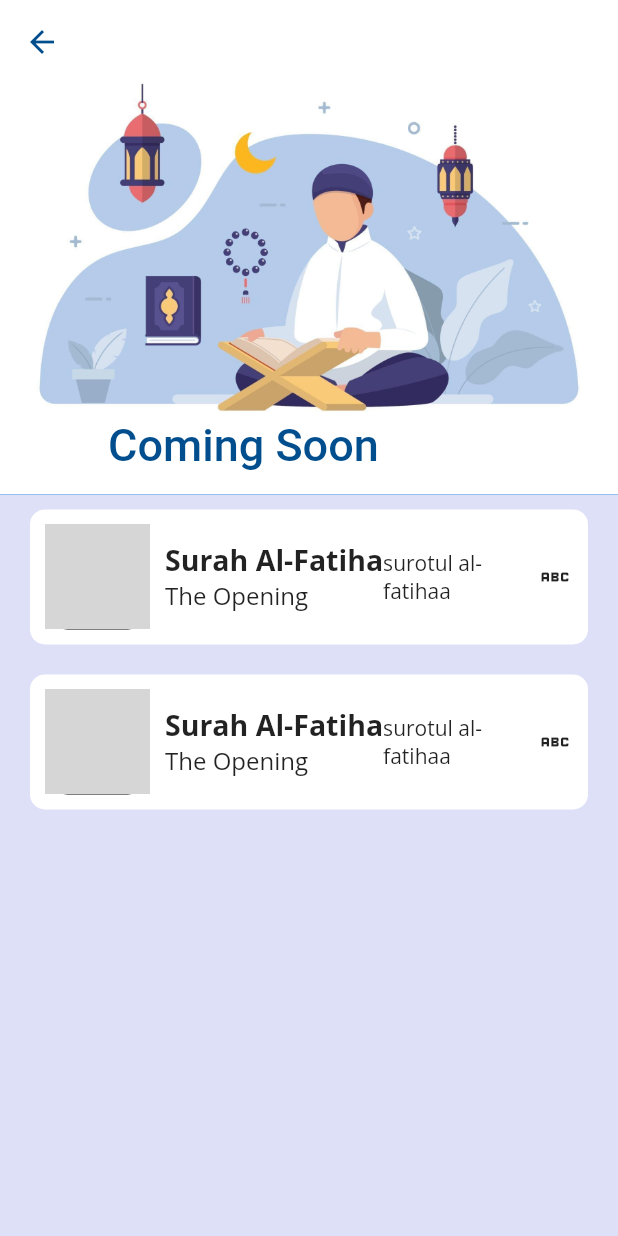
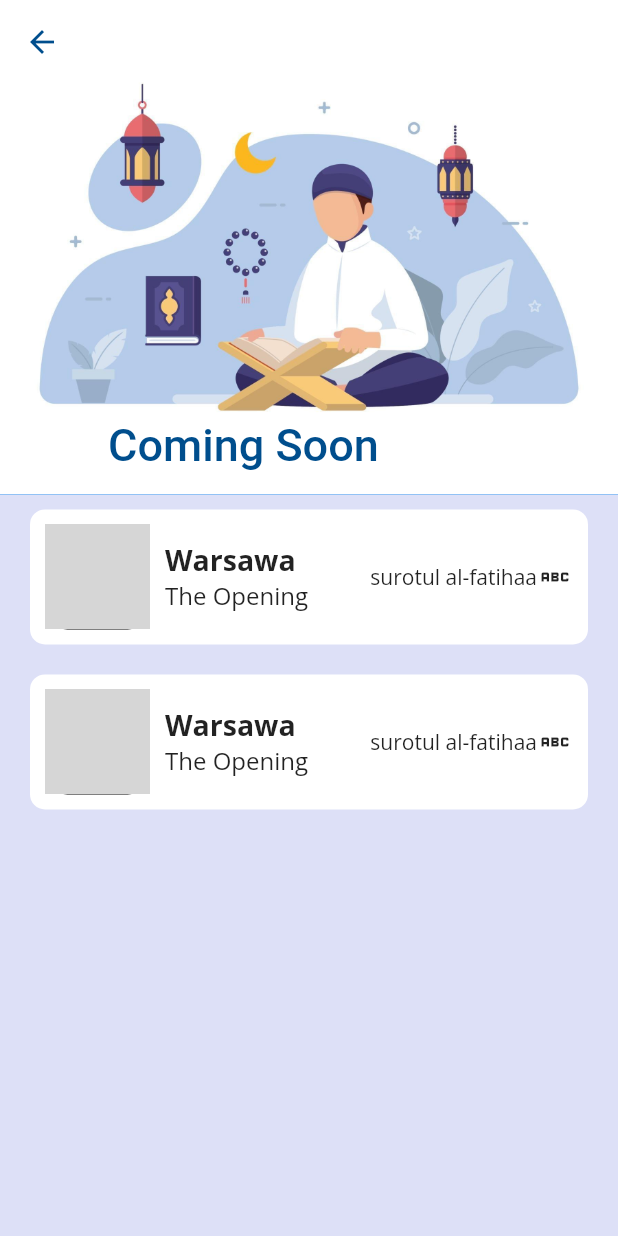
Before and after one commit to Isko21/Mi-raj, a Flutter app: the ComingSoon screen opened directly, on a phone screen of 412 x 824 dp. Run offline on Flutter 3.47's test engine with Material 2 defaults, Android fonts, the phone set to English and light mode, and no system bars; our stand-ins replace firebase_auth, firebase_core, font_awesome_flutter, geocoding, google_fonts, google_sign_in and 7 more; missing offline and left inert: cloud_firestore_web, connectivity_for_web, firebase_auth_web, firebase_core_web, flutter_keyboard_visibility_web, flutter_vibrate and 5 more; accounts and stored records are empty; network calls fail; statements that could not run were skipped; grey boxes are pictures that could not be loaded.

```diff
--- a/lib/pages/auth_pages/signup.dart
+++ b/lib/pages/auth_pages/signup.dart
@@ -4,6 +4,8 @@ import 'package:google_fonts/google_fonts.dart';
 import 'package:daily_muslim/components/textinput.dart';
 
 import 'package:daily_muslim/pages/auth_pages/signin.dart';
+
+import '../../components/properties.dart';
 
 class SignUp extends StatefulWidget {
   SignUp({Key? key}) : super(key: key);
@@ -15,8 +17,6 @@ class SignUp extends StatefulWidget {
 class _SignUpState extends State<SignUp> {
   String _gender = "male";
   bool _isVisible = false;
-  Color color = Color.fromRGBO(103, 118, 237, 1);
-  Color colorStr = Color.fromRGBO(0, 78, 141, 1);
   void updateStatus() {
     setState(() {
       _isVisible = !_isVisible;
--- a/lib/pages/sub_pages/coming_soon.dart
+++ b/lib/pages/sub_pages/coming_soon.dart
@@ -1,11 +1,17 @@
 import 'package:flutter/material.dart';
 
+import '../../components/location.dart';
 import '../../components/properties.dart';
 
-class ComingSoon extends StatelessWidget {
+class ComingSoon extends StatefulWidget {
   final String title;
-  const ComingSoon({Key? key, required this.title}) : super(key: key);
+  ComingSoon({required this.title});
 
+  @override
+  State<ComingSoon> createState() => _ComingSoonState();
+}
+
+class _ComingSoonState extends State<ComingSoon> {
   @override
   Widget build(BuildContext context) {
     double height = MediaQuery.of(context).size.height;
@@ -37,6 +43,8 @@ class ComingSoon extends StatelessWidget {
               return Padding(
                 padding:
                     const EdgeInsets.symmetric(horizontal: 20.0, vertical: 10),
+                child: GestureDetector(
+                  onDoubleTap: () => getLocation(),
                   child: Container(
                       padding: EdgeInsets.only(right: 10),
                       decoration: BoxDecoration(
@@ -71,7 +79,7 @@ class ComingSoon extends StatelessWidget {
                           crossAxisAlignment: CrossAxisAlignment.start,
                           children: [
                             Text(
-                            'Surah Al-Fatiha',
+                              name,
                               style: TextStyle(
                                   fontSize: 19, fontWeight: FontWeight.bold),
                             ),
@@ -90,6 +98,7 @@ class ComingSoon extends StatelessWidget {
                         ),
                         Icon(Icons.abc),
                       ])),
+                ),
               );
             }, childCount: 2),
           ),
@@ -97,4 +106,21 @@ class ComingSoon extends StatelessWidget {
       ),
     ));
   }
+
+  String name = 'Warsawa';
+
+  void getLocation() async {
+    final service = UsersLocation();
+    final locationData = await service.getLocation();
+    if (locationData != null) {
+      final placeMark = await service.getPlaceMark(locationData: locationData);
+      try {
+        setState(() {
+          name = placeMark!.subLocality!;
+        });
+      } catch (e) {
+        print(e);
       }
+    }
+  }
+}
```
Also changed, not shown: lib/pages/auth_pages/signin.dart (+3 -6 lines), 2 other files. Lines whose indentation alone changed are shown as unchanged.
